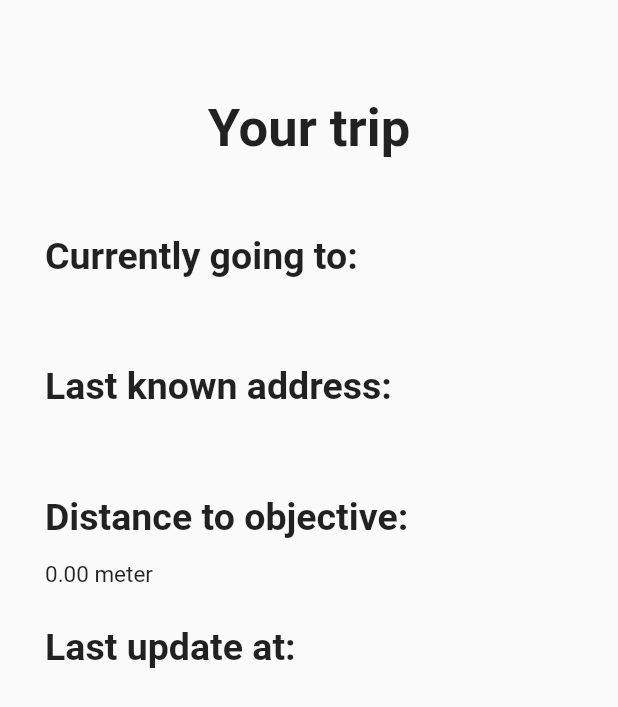
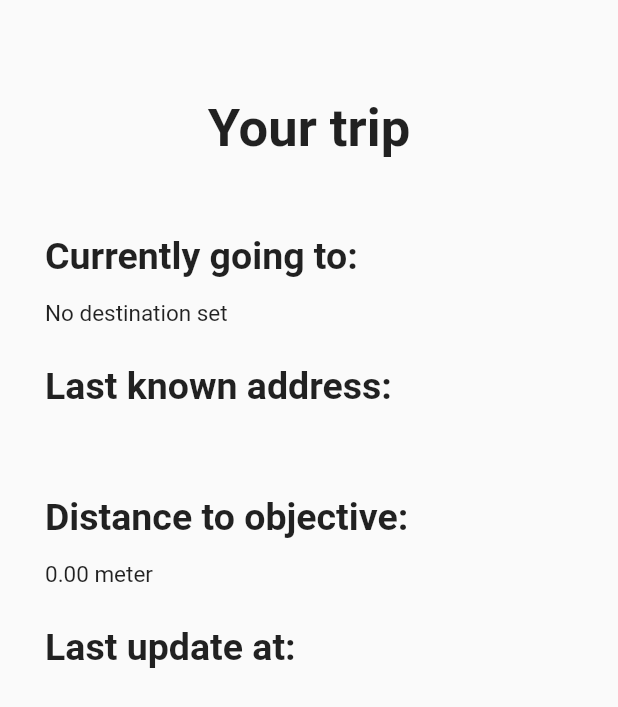
Before and after one commit to AmiralBl3ndic/wayhome-app, a Flutter app: the MapPage widget shown alone on an empty page, opened directly with empty values, on a phone screen of 412 x 824 dp. Shown: the top 707 px of the screen. Run offline on Flutter 3.47's test engine with Material 2 defaults, Android fonts, the phone set to English and light mode, and no system bars; our stand-ins replace geolocator; missing offline and left inert: flutter_sms, geocoder.

```diff
--- a/lib/pages/map_page.dart
+++ b/lib/pages/map_page.dart
@@ -36,7 +36,7 @@ class MapPage extends StatelessWidget {
           ),
           Container(
             margin: EdgeInsets.only(bottom: 10.0),
-            child: Text(targetAdress, style: TextStyle(fontSize: 15.0),),
+            child: Text(targetAdress == "" ? "No destination set" : targetAdress, style: TextStyle(fontSize: 15.0),),
           ),
 
 
```
Also changed, not shown: lib/pages/pages_manager.dart (+7 -0 lines).
